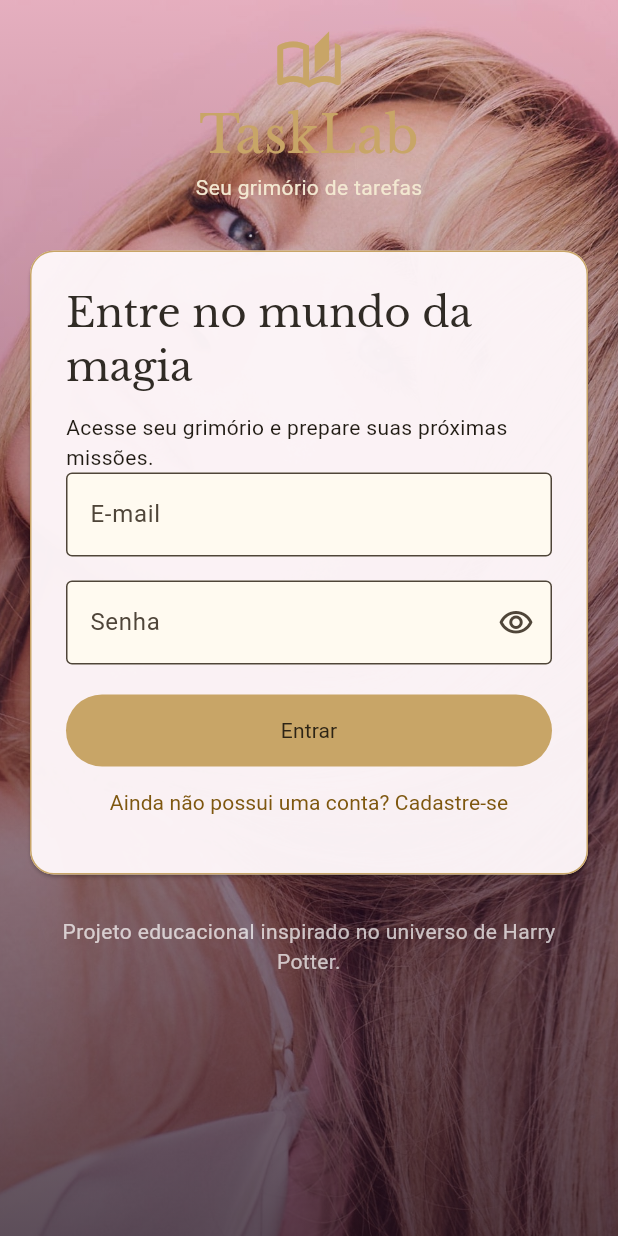
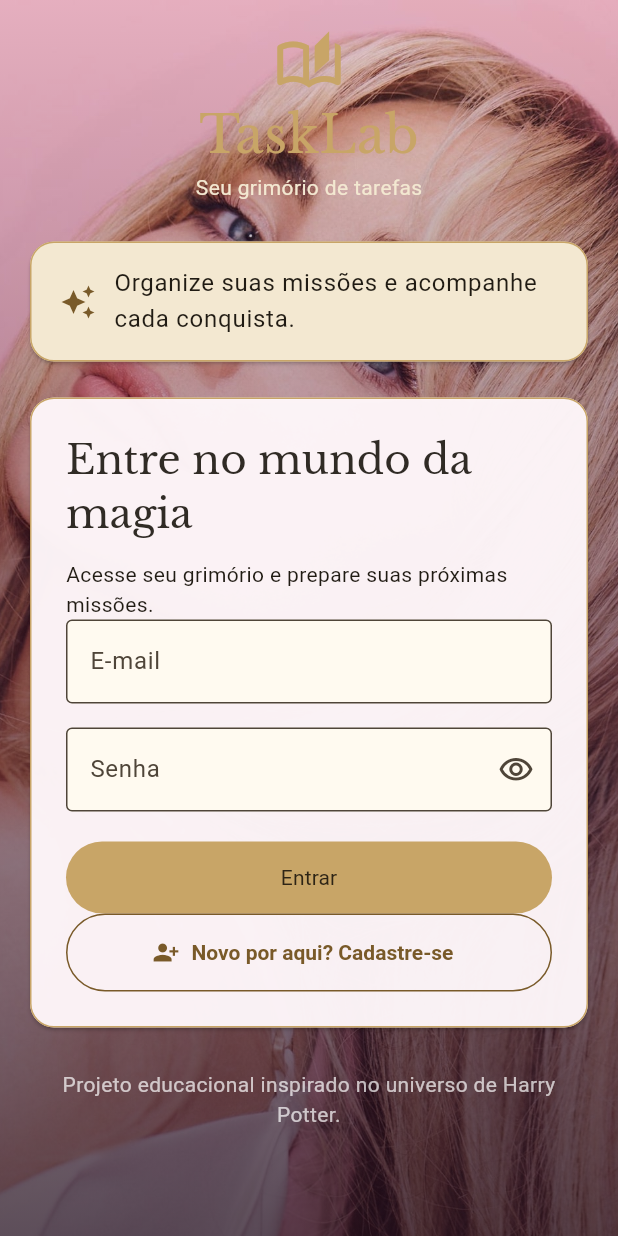
Before and after one commit to TaskLabTDSSenac/App, a Flutter app: the screen it shows after launch, on a phone screen of 412 x 824 dp. Run offline on Flutter 3.47's test engine with Material 3 defaults, Android fonts, the phone set to English and light mode, and no system bars; our stand-ins replace flutter_secure_storage; accounts and stored records are empty.

Commit message:
atividade 24/11

```diff
--- a/lib/screens/home_screen.dart
+++ b/lib/screens/home_screen.dart
@@ -42,6 +42,8 @@ class _HomeScreenState extends State<HomeScreen> {
     floatingActionButton: index == 0
         ? FloatingActionButton.extended(
             key: const Key('task-create'),
+            heroTag: 'task-create-fab',
+            elevation: 8,
             onPressed: () async {
               await Navigator.push(
                 context,
@@ -51,8 +53,8 @@ class _HomeScreenState extends State<HomeScreen> {
               );
               if (mounted) await widget.tasks.refresh();
             },
-            icon: const Icon(Icons.add),
-            label: const Text('Criar tarefa'),
+            icon: const Icon(Icons.add_task),
+            label: const Text('Adicionar tarefa'),
           )
         : null,
     bottomNavigationBar: NavigationBar(
--- a/lib/screens/login_screen.dart
+++ b/lib/screens/login_screen.dart
@@ -49,7 +49,25 @@ class _LoginScreenState extends State<LoginScreen> {
       child: Column(
         children: [
           const Brand(),
-          const SizedBox(height: 24),
+          const SizedBox(height: 18),
+          Card(
+            child: Padding(
+              padding: const EdgeInsets.symmetric(horizontal: 20, vertical: 16),
+              child: Row(
+                children: [
+                  const Icon(Icons.auto_awesome, color: Color(0xff795a29)),
+                  const SizedBox(width: 12),
+                  Expanded(
+                    child: Text(
+                      'Organize suas missões e acompanhe cada conquista.',
+                      style: Theme.of(context).textTheme.bodyLarge,
+                    ),
+                  ),
+                ],
+              ),
+            ),
+          ),
+          const SizedBox(height: 8),
           Card(
             color: const Color(0xf7fff7fa),
             child: Padding(
@@ -97,7 +115,8 @@ class _LoginScreenState extends State<LoginScreen> {
                               },
                         child: Text(widget.auth.busy ? 'Entrando…' : 'Entrar'),
                       ),
-                      TextButton(
+                      OutlinedButton.icon(
+                        key: const Key('open-register'),
                         onPressed: widget.auth.busy
                             ? null
                             : () async {
@@ -115,8 +134,13 @@ class _LoginScreenState extends State<LoginScreen> {
                                   });
                                 }
                               },
-                        child: const Text(
-                          'Ainda não possui uma conta? Cadastre-se',
+                        icon: const Icon(Icons.person_add_alt_1),
+                        label: const Text('Novo por aqui? Cadastre-se'),
+                        style: OutlinedButton.styleFrom(
+                          minimumSize: const Size.fromHeight(52),
+                          foregroundColor: const Color(0xff795a29),
+                          side: const BorderSide(color: Color(0xff795a29)),
+                          textStyle: const TextStyle(fontWeight: FontWeight.bold),
                         ),
                       ),
                       if (widget.auth.message?.contains('apagar o token') ==
```
Also changed, not shown: lib/screens/register_screen.dart (+14 -4 lines), lib/screens/task_form_screen.dart (+20 -8 lines), lib/widgets/task_actions.dart (+19 -7 lines).
